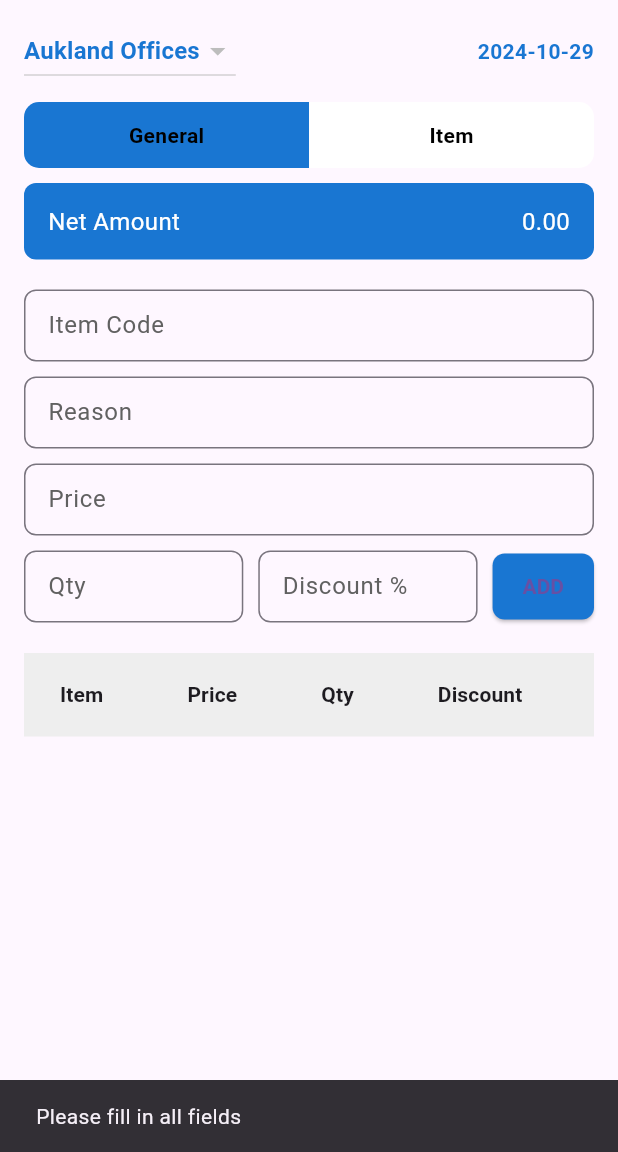
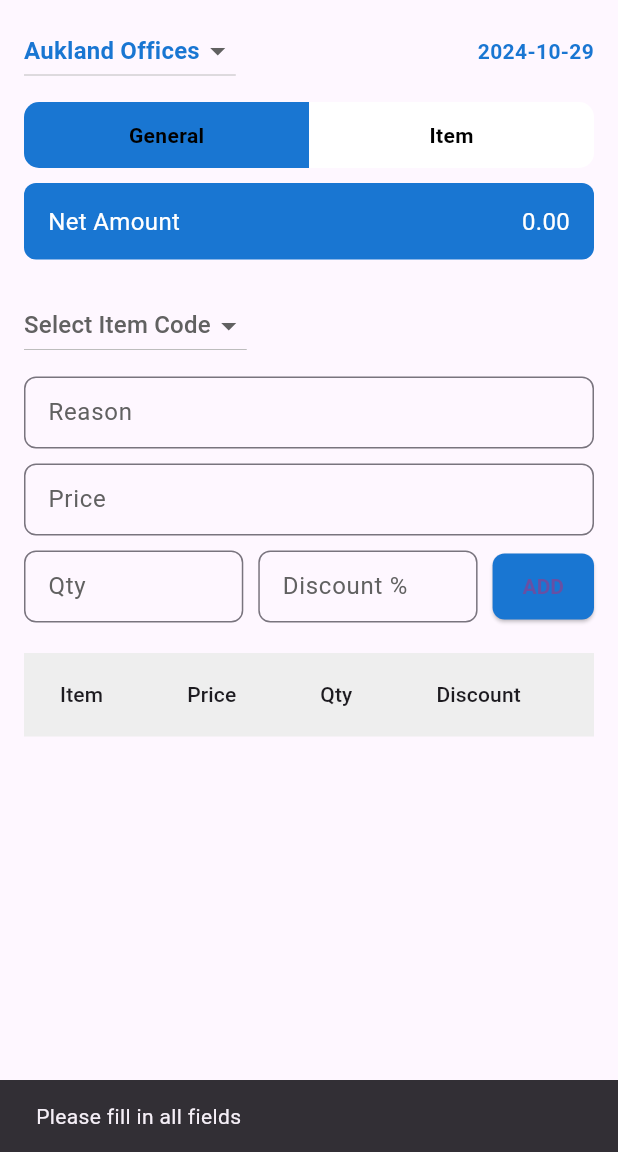
Before and after one commit to RensithUdara/invoice_management_app, a Flutter app: the screen it shows after launch, after a tap on "ADD", on a phone screen of 412 x 824 dp, the part 84-1236 px from its top. Run offline on Flutter 3.47's test engine with Material 3 defaults, Android fonts, the phone set to English and light mode, and no system bars; our stand-ins replace sqflite; accounts and stored records are empty.

Commit message:
Improve code

```diff
--- a/lib/helpers/database_helper.dart
+++ b/lib/helpers/database_helper.dart
@@ -30,9 +30,9 @@ class DatabaseHelper {
   }
 
   Future<void> _insertInitialData(Database db) async {
-    await db.insert('ItemDetails', {'code': '001', 'name': 'Item 1', 'price': 50.0});
-    await db.insert('ItemDetails', {'code': '002', 'name': 'Item 2', 'price': 60.0});
-    await db.insert('ItemDetails', {'code': '003', 'name': 'Item 3', 'price': 70.0});
+    await db.insert('ItemDetails', {'code': '001', 'name': 'Item 1', 'price': 50.00});
+    await db.insert('ItemDetails', {'code': '002', 'name': 'Item 2', 'price': 60.00});
+    await db.insert('ItemDetails', {'code': '003', 'name': 'Item 3', 'price': 70.00});
   }
 
   Future<Item?> fetchItemByCode(String code) async {
@@ -48,6 +48,20 @@ class DatabaseHelper {
     return null;
   }
 
+  // Added fetchItems method
+  Future<List<Item>> fetchItems() async {
+    final db = await database;
+    final result = await db.query('ItemDetails');
+
+    return result.map((item) {
+      return Item(
+        code: item['code'] as String,
+        name: item['name'] as String,
+        price: item['price'] as double,
+      );
+    }).toList();
+  }
+
   Future<void> saveItems(List<Item> items) async {
     final db = await database;
     for (var item in items) {
@@ -58,6 +72,4 @@ class DatabaseHelper {
       );
     }
   }
-
-  fetchItems() {}
 }
--- a/lib/models/item.dart
+++ b/lib/models/item.dart
@@ -1,5 +1,3 @@
-// lib/models/item.dart
-
 class Item {
   final String code;
   final String name;
--- a/lib/view_models/item_view_model.dart
+++ b/lib/view_models/item_view_model.dart
@@ -1,16 +1,15 @@
-// lib/view_models/item_view_model.dart
-
 import 'package:flutter/material.dart';
 import '../helpers/database_helper.dart';
 import '../models/item.dart';
 
 class ItemViewModel extends ChangeNotifier {
   final DatabaseHelper _dbHelper = DatabaseHelper();
+  List<Item> items = [];
+  List<Item> addedItems = [];
 
-  List<Item> items = [];
-double get netAmount {
-  return items.fold(0, (sum, item) => sum + item.price);
-}
+  double get netAmount {
+    return addedItems.fold(0.00, (sum, item) => sum + item.price);
+  }
 
   Future<void> loadItems() async {
     items = await _dbHelper.fetchItems();
@@ -29,13 +28,13 @@ double get netAmount {
       price: total,
     );
 
-    items.add(newItem);
+    addedItems.add(newItem);
     notifyListeners();
   }
 
   Future<void> saveAllItems() async {
-    for (var item in items) {
-      await _dbHelper.saveItems(item as List<Item>);
+    for (var item in addedItems) {
+      await _dbHelper.saveItems([item]);
     }
   }
 }
--- a/lib/views/quotation_screen.dart
+++ b/lib/views/quotation_screen.dart
@@ -1,10 +1,8 @@
 import 'package:flutter/material.dart';
-import 'package:flutter_app/helpers/database_helper.dart';
+import 'package:intl/intl.dart';
 import 'package:provider/provider.dart';
-import 'package:intl/intl.dart';
 
 import '../view_models/item_view_model.dart';
-import '../models/item.dart';
 
 class QuotationScreen extends StatefulWidget {
   const QuotationScreen({super.key});
@@ -20,16 +18,17 @@ class QuotationScreenState extends State<QuotationScreen>
   final TextEditingController _priceController = TextEditingController();
   final TextEditingController _qtyController = TextEditingController();
   final TextEditingController _discountController = TextEditingController();
-  final DatabaseHelper _dbHelper = DatabaseHelper();
+  String? _selectedItem;
 
   String? _selectedItemCode;
-  late TabController _tabController;
   bool isGeneral = true;
+
+  // List to store items with qty and discount for DataTable display
+  final List<Map<String, dynamic>> _addedItems = [];
 
   @override
   void initState() {
     super.initState();
-    _tabController = TabController(length: 2, vsync: this);
     WidgetsBinding.instance.addPostFrameCallback((_) {
       Provider.of<ItemViewModel>(context, listen: false).loadItems();
     });
@@ -46,20 +45,6 @@ class QuotationScreenState extends State<QuotationScreen>
     return DateFormat('yyyy-MM-dd').format(now);
   }
 
-  void _fetchItemDetails(String code) async {
-    final item = await _dbHelper.fetchItemByCode(code);
-    if (item != null) {
-      setState(() {
-        _codeController.text = item.code;
-        _priceController.text = item.price.toString();
-      });
-    } else {
-      ScaffoldMessenger.of(context).showSnackBar(
-        const SnackBar(content: Text("Item not found")),
-      );
-    }
-  }
-
   void _addItem(ItemViewModel viewModel) {
     final code = _codeController.text;
     final name = _selectedItemCode;
@@ -74,16 +59,30 @@ class QuotationScreenState extends State<QuotationScreen>
       return;
     }
 
+    // Calculate total price after discount
+    final total = (price * qty) * (100 - discount) / 100;
+
+    // Add item details to _addedItems list for display in DataTable
+    _addedItems.add({
+      'name': name,
+      'price': price,
+      'qty': qty,
+      'discount': discount,
+      'total': total,
+    });
+
     viewModel.calculateAndAddItem(code, name, price, qty, discount);
 
     ScaffoldMessenger.of(context).showSnackBar(
       const SnackBar(content: Text("Item added successfully")),
     );
 
+    // Clear the fields after adding
     _codeController.clear();
     _priceController.clear();
     _qtyController.clear();
     _discountController.clear();
+    _reasonController.clear(); // Clear the reason field
     setState(() {
       _selectedItemCode = null;
     });
@@ -124,7 +123,6 @@ class QuotationScreenState extends State<QuotationScreen>
         child: Column(
           crossAxisAlignment: CrossAxisAlignment.start,
           children: [
-            // Office selection dropdown and date
             Row(
               mainAxisAlignment: MainAxisAlignment.spaceBetween,
               children: [
@@ -135,33 +133,24 @@ class QuotationScreenState extends State<QuotationScreen>
                         color: Colors.blue.shade700,
                         fontWeight: FontWeight.bold),
                   ),
-                  value: _selectedItemCode,
-                  onChanged: (value) async {
-                    if (value != null) {
-                      final item = await viewModel.getItemByCode(value);
-                      if (item != null) {
-                        setState(() {
-                          _selectedItemCode = item.code;
-                          _codeController.text = item.code;
-                          _priceController.text = item.price.toString();
-                        });
-                      }
-                    }
+                  value: _selectedItem,
+                  onChanged: (value) {
+                    setState(() {
+                      _selectedItem = value;
+                    });
                   },
-                  items: viewModel.items.isNotEmpty
-                      ? viewModel.items.map((item) {
-                          return DropdownMenuItem<String>(
-                            value: item.code,
-                            child: Text(item.name),
-                          );
-                        }).toList()
-                      : [],
+                  items: ["Aukland Offices", "Sri Lanka Office", "USA Office"]
+                      .map((location) {
+                    return DropdownMenuItem<String>(
+                      value: location,
+                      child: Text(location),
+                    );
+                  }).toList(),
                 ),
                 Text(
                   getCurrentDate(),
                   style: TextStyle(
-                      color: Colors.blue.shade700,
-                      fontWeight: FontWeight.bold),
+                      color: Colors.blue.shade700, fontWeight: FontWeight.bold),
                 ),
               ],
             ),
@@ -246,21 +235,40 @@ class QuotationScreenState extends State<QuotationScreen>
             ),
             const SizedBox(height: 20),
 
-            // Input fields and ADD button
-            TextField(
-              controller: _codeController,
-              decoration: InputDecoration(
-                labelText: "Item Code",
-                labelStyle: TextStyle(color: Colors.grey.shade700),
-                border:
-                    OutlineInputBorder(borderRadius: BorderRadius.circular(8)),
-                contentPadding: const EdgeInsets.symmetric(horizontal: 12),
+            DropdownButton<String>(
+              hint: Text(
+                "Select Item Code",
+                style: TextStyle(color: Colors.grey.shade700),
               ),
-              onChanged: (value) {
-                _fetchItemDetails(value);
+              value: _selectedItemCode,
+              onChanged: (String? newValue) async {
+                setState(() {
+                  _selectedItemCode = newValue;
+                });
+
+                if (newValue != null) {
+                  final item = await viewModel.getItemByCode(newValue);
+                  if (item != null) {
+                    setState(() {
+                      _codeController.text = item.code;
+                      _priceController.text = item.price.toStringAsFixed(2);
+                    });
+                  } else {
+                    ScaffoldMessenger.of(context).showSnackBar(
+                      const SnackBar(content: Text("Item not found")),
+                    );
+                  }
+                }
               },
+              items: viewModel.items.map((item) {
+                return DropdownMenuItem<String>(
+                  value: item.code,
+                  child: Text(item.code),
+                );
+              }).toList(),
             ),
             const SizedBox(height: 10),
+
             TextField(
               controller: _reasonController,
               decoration: InputDecoration(
@@ -335,38 +343,29 @@ class QuotationScreenState extends State<QuotationScreen>
             ),
             const SizedBox(height: 20),
 
-            // Data table with horizontal scrolling
+            // Data table with horizontal scrolling for item, qty, discount
             Expanded(
               child: SingleChildScrollView(
                 scrollDirection: Axis.horizontal,
                 child: DataTable(
                   headingRowColor:
-                      MaterialStateProperty.all(Colors.grey.shade200),
+                      WidgetStateProperty.all(Colors.grey.shade200),
                   columns: const [
-                    DataColumn(
-                        label: Text("Item",
-                            style: TextStyle(fontWeight: FontWeight.bold))),
-                    DataColumn(
-                        label: Text("Price",
-                            style: TextStyle(fontWeight: FontWeight.bold))),
-                    DataColumn(
-                        label: Text("Qty",
-                            style: TextStyle(fontWeight: FontWeight.bold))),
-                    DataColumn(
-                        label: Text("Discount",
-                            style: TextStyle(fontWeight: FontWeight.bold))),
-                    DataColumn(
-                        label: Text("Total",
-                            style: TextStyle(fontWeight: FontWeight.bold))),
+                    DataColumn(label: Text("Item")),
+                    DataColumn(label: Text("Price")),
+                    DataColumn(label: Text("Qty")),
+                    DataColumn(label: Text("Discount")),
+                    DataColumn(label: Text("Total")),
                   ],
-                  rows: viewModel.items.map((item) {
+                  rows: _addedItems.map((item) {
                     return DataRow(
                       cells: [
-                        DataCell(Text(item.name)),
-                        DataCell(Text(item.price.toString())),
-                        DataCell(Text(_qtyController.text)),
-                        DataCell(Text(_discountController.text)),
-                        DataCell(Text((item.price).toStringAsFixed(2))),
+                        DataCell(Text(item['name'])),
+                        DataCell(Text(
+                            item['price'].toStringAsFixed(2))), // Updated line
+                        DataCell(Text(item['qty'].toString())),
+                        DataCell(Text(item['discount'].toString())),
+                        DataCell(Text(item['total'].toStringAsFixed(2))),
                       ],
                     );
                   }).toList(),
```
